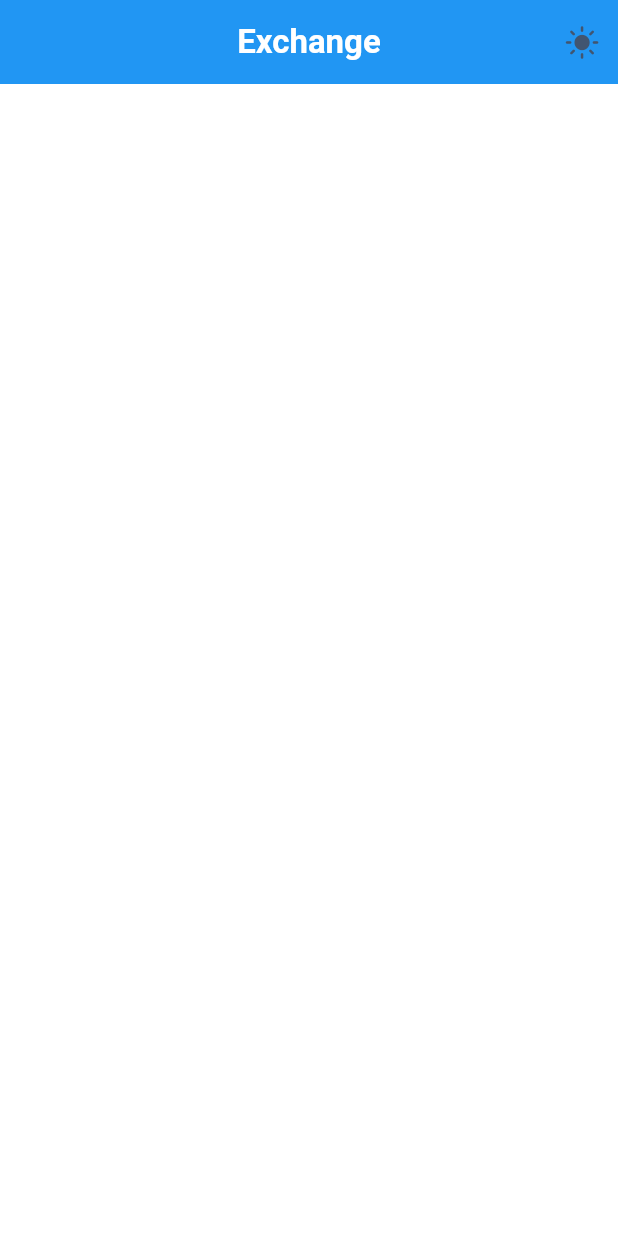
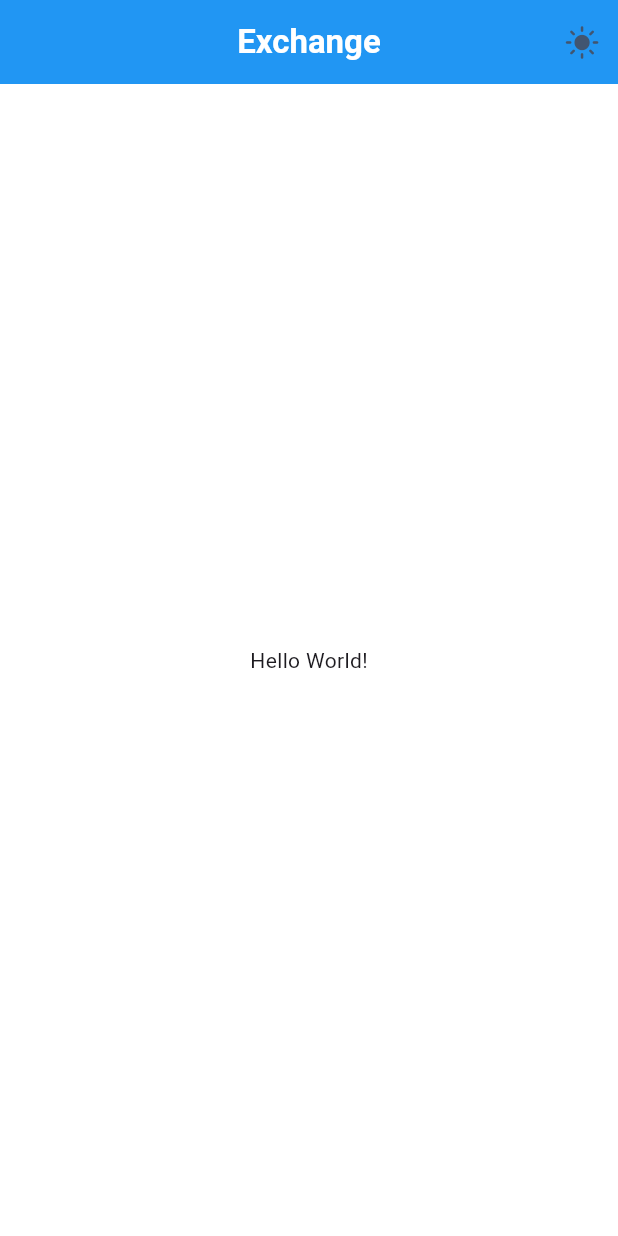
Before and after one commit to cyrus4u/cryptoapp, a Flutter app: the screen it shows after launch, on a phone screen of 412 x 824 dp. Run offline on Flutter 3.47's test engine with Material 3 defaults, Android fonts, the phone set to English and light mode, and no system bars; our stand-ins replace google_fonts; Roboto replaces fonts that are missing (Ubuntu).

````diff
--- /dev/null
+++ b/l10n.yaml
@@ -0,0 +1,3 @@
+arb-dir: lib/l10n
+template-arb-file: app_en.arb
+output-localization-file: app_localizations.dart
--- /dev/null
+++ b/lib/l10n/app_en.arb
@@ -0,0 +1,6 @@
+{
+  "helloWorld": "Hello World!",
+  "@helloWorld": {
+    "description": "The conventional newborn programmer greeting"
+  }
+}
--- /dev/null
+++ b/lib/l10n/app_fa.arb
@@ -0,0 +1,3 @@
+{
+    "helloWorld": "سلام دنیا"
+}
--- /dev/null
+++ b/lib/l10n/app_localizations.dart
@@ -0,0 +1,140 @@
+import 'dart:async';
+
+import 'package:flutter/foundation.dart';
+import 'package:flutter/widgets.dart';
+import 'package:flutter_localizations/flutter_localizations.dart';
+import 'package:intl/intl.dart' as intl;
+
+import 'app_localizations_en.dart';
+import 'app_localizations_fa.dart';
+
+// ignore_for_file: type=lint
+
+/// Callers can lookup localized strings with an instance of AppLocalizations
+/// returned by `AppLocalizations.of(context)`.
+///
+/// Applications need to include `AppLocalizations.delegate()` in their app's
+/// `localizationDelegates` list, and the locales they support in the app's
+/// `supportedLocales` list. For example:
+///
+/// ```dart
+/// import 'l10n/app_localizations.dart';
+///
+/// return MaterialApp(
+///   localizationsDelegates: AppLocalizations.localizationsDelegates,
+///   supportedLocales: AppLocalizations.supportedLocales,
+///   home: MyApplicationHome(),
+/// );
+/// ```
+///
+/// ## Update pubspec.yaml
+///
+/// Please make sure to update your pubspec.yaml to include the following
+/// packages:
+///
+/// ```yaml
+/// dependencies:
+///   # Internationalization support.
+///   flutter_localizations:
+///     sdk: flutter
+///   intl: any # Use the pinned version from flutter_localizations
+///
+///   # Rest of dependencies
+/// ```
+///
+/// ## iOS Applications
+///
+/// iOS applications define key application metadata, including supported
+/// locales, in an Info.plist file that is built into the application bundle.
+/// To configure the locales supported by your app, you’ll need to edit this
+/// file.
+///
+/// First, open your project’s ios/Runner.xcworkspace Xcode workspace file.
+/// Then, in the Project Navigator, open the Info.plist file under the Runner
+/// project’s Runner folder.
+///
+/// Next, select the Information Property List item, select Add Item from the
+/// Editor menu, then select Localizations from the pop-up menu.
+///
+/// Select and expand the newly-created Localizations item then, for each
+/// locale your application supports, add a new item and select the locale
+/// you wish to add from the pop-up menu in the Value field. This list should
+/// be consistent with the languages listed in the AppLocalizations.supportedLocales
+/// property.
+abstract class AppLocalizations {
+  AppLocalizations(String locale)
+    : localeName = intl.Intl.canonicalizedLocale(locale.toString());
+
+  final String localeName;
+
+  static AppLocalizations? of(BuildContext context) {
+    return Localizations.of<AppLocalizations>(context, AppLocalizations);
+  }
+
+  static const LocalizationsDelegate<AppLocalizations> delegate =
+      _AppLocalizationsDelegate();
+
+  /// A list of this localizations delegate along with the default localizations
+  /// delegates.
+  ///
+  /// Returns a list of localizations delegates containing this delegate along with
+  /// GlobalMaterialLocalizations.delegate, GlobalCupertinoLocalizations.delegate,
+  /// and GlobalWidgetsLocalizations.delegate.
+  ///
+  /// Additional delegates can be added by appending to this list in
+  /// MaterialApp. This list does not have to be used at all if a custom list
+  /// of delegates is preferred or required.
+  static const List<LocalizationsDelegate<dynamic>> localizationsDelegates =
+      <LocalizationsDelegate<dynamic>>[
+        delegate,
+        GlobalMaterialLocalizations.delegate,
+        GlobalCupertinoLocalizations.delegate,
+        GlobalWidgetsLocalizations.delegate,
+      ];
+
+  /// A list of this localizations delegate's supported locales.
+  static const List<Locale> supportedLocales = <Locale>[
+    Locale('en'),
+    Locale('fa'),
+  ];
+
+  /// The conventional newborn programmer greeting
+  ///
+  /// In en, this message translates to:
+  /// **'Hello World!'**
+  String get helloWorld;
+}
+
+class _AppLocalizationsDelegate
+    extends LocalizationsDelegate<AppLocalizations> {
+  const _AppLocalizationsDelegate();
+
+  @override
+  Future<AppLocalizations> load(Locale locale) {
+    return SynchronousFuture<AppLocalizations>(lookupAppLocalizations(locale));
+  }
+
+  @override
+  bool isSupported(Locale locale) =>
+      <String>['en', 'fa'].contains(locale.languageCode);
+
+  @override
+  bool shouldReload(_AppLocalizationsDelegate old) => false;
+}
+
+AppLocalizations lookupAppLocalizations(Locale locale) {
+  // Lookup logic when only language code is specified.
+  switch (locale.languageCode) {
+    case 'en':
+      return AppLocalizationsEn();
+    case 'fa':
+      return AppLocalizationsFa();
+  }
+
+  throw FlutterError(
+    'AppLocalizations.delegate failed to load unsupported locale "$locale". This is likely '
+    'an issue with the localizations generation tool. Please file an issue '
+    'on GitHub with a reproducible sample app and the gen-l10n configuration '
+    'that was used.',
+  );
+}
--- /dev/null
+++ b/lib/l10n/app_localizations_en.dart
@@ -0,0 +1,13 @@
+// ignore: unused_import
+import 'package:intl/intl.dart' as intl;
+import 'app_localizations.dart';
+
+// ignore_for_file: type=lint
+
+/// The translations for English (`en`).
+class AppLocalizationsEn extends AppLocalizations {
+  AppLocalizationsEn([String locale = 'en']) : super(locale);
+
+  @override
+  String get helloWorld => 'Hello World!';
+}
--- /dev/null
+++ b/lib/l10n/app_localizations_fa.dart
@@ -0,0 +1,13 @@
+// ignore: unused_import
+import 'package:intl/intl.dart' as intl;
+import 'app_localizations.dart';
+
+// ignore_for_file: type=lint
+
+/// The translations for Persian (`fa`).
+class AppLocalizationsFa extends AppLocalizations {
+  AppLocalizationsFa([String locale = 'fa']) : super(locale);
+
+  @override
+  String get helloWorld => 'سلام دنیا';
+}
--- a/lib/main.dart
+++ b/lib/main.dart
@@ -2,7 +2,9 @@ import 'package:cryptoapp/provider/theme_provider.dart';
 import 'package:cryptoapp/ui/ui_helper/theme_switcher.dart';
 import 'package:flutter/material.dart';
 import 'package:flutter/services.dart';
+import 'package:flutter_localizations/flutter_localizations.dart';
 import 'package:provider/provider.dart';
+import 'l10n/app_localizations.dart';
 
 void main() {
   WidgetsFlutterBinding.ensureInitialized();
@@ -25,26 +27,45 @@ class MyApp extends StatefulWidget {
 class _MyAppState extends State<MyApp> {
   @override
   Widget build(BuildContext context) {
-    return Consumer<ThemeProvider>(builder: (context,themeProvider,child){
+    return Consumer<ThemeProvider>(
+      builder: (context, themeProvider, child) {
         return MaterialApp(
+          locale: Locale('en'),
+          localizationsDelegates: [
+            AppLocalizations.delegate, // Add this line
+            GlobalMaterialLocalizations.delegate,
+            GlobalWidgetsLocalizations.delegate,
+            GlobalCupertinoLocalizations.delegate,
+          ],
+          supportedLocales: [
+            Locale('en'), // English
+            Locale('fa'), // Farsi
+          ],
           themeMode: themeProvider.themeMode,
           theme: MyThemes.lightTheme,
           darkTheme: MyThemes.darkTheme,
           debugShowCheckedModeBanner: false,
-      home: Directionality(
+          home: Builder(
+            builder: (context) {
+              return Directionality(
                 textDirection: TextDirection.ltr,
                 child: Scaffold(
                   appBar: AppBar(
-            title: Text('Exchange', style: TextStyle(color: Colors.white)),
+                    title: Text(
+                      'Exchange',
+                      style: TextStyle(color: Colors.white),
+                    ),
                     backgroundColor: Colors.blue,
                     centerTitle: true,
                     actions: [ThemeSwitcher()],
                   ),
-          body: Container(),
-        ),
+                  body: Container(child: Center(child: Text(AppLocalizations.of(context)!.helloWorld)),),
                 ),
               );
-    });
-
+            },
+          ),
+        );
+      },
+    );
   }
 }
--- a/pubspec.yaml
+++ b/pubspec.yaml
@@ -32,6 +32,9 @@ dependencies:
     sdk: flutter
   provider: ^6.1.5+1
   google_fonts: ^6.3.2
+  flutter_localizations:
+    sdk: flutter
+  intl: any
 
   # The following adds the Cupertino Icons font to your application.
   # Use with the CupertinoIcons class for iOS style icons.
@@ -58,6 +61,8 @@ flutter:
   # included with your application, so that you can use the icons in
   # the material Icons class.
   uses-material-design: true
+  generate: true
+
 
   # To add assets to your application, add an assets section, like this:
   # assets:
````
Also changed, not shown: pubspec.lock. Lines whose indentation alone changed are shown as unchanged.
